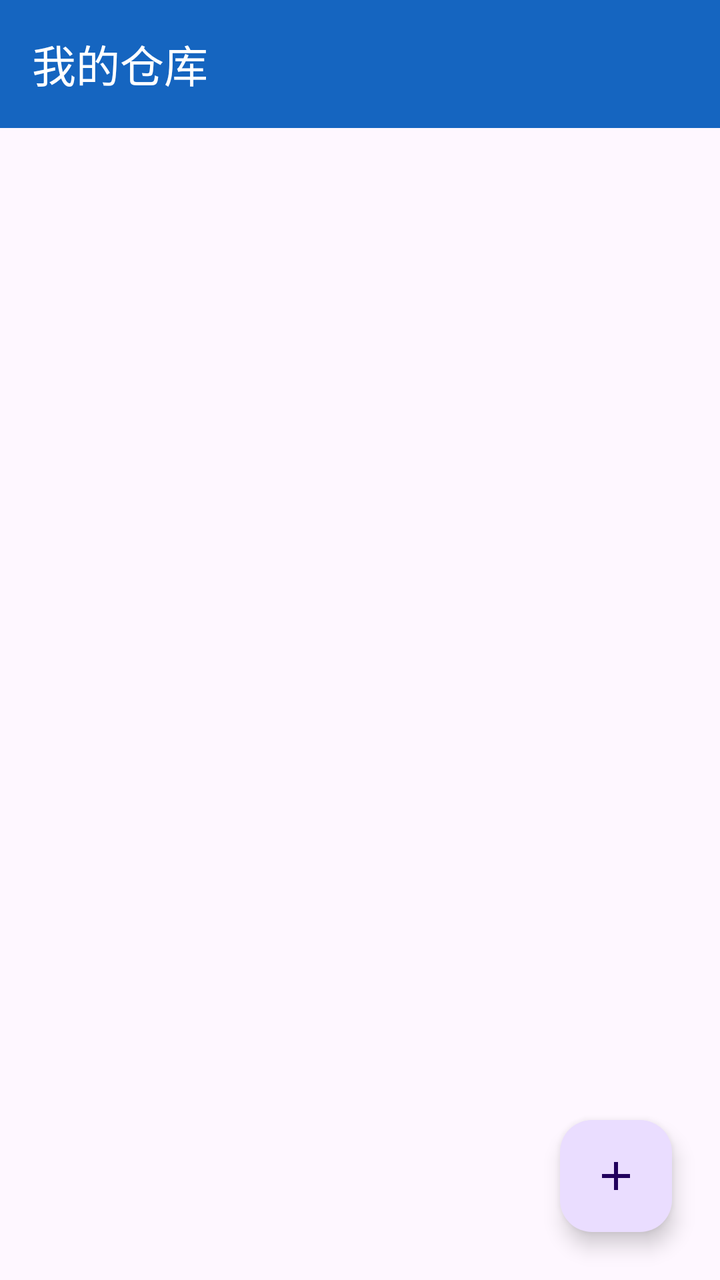
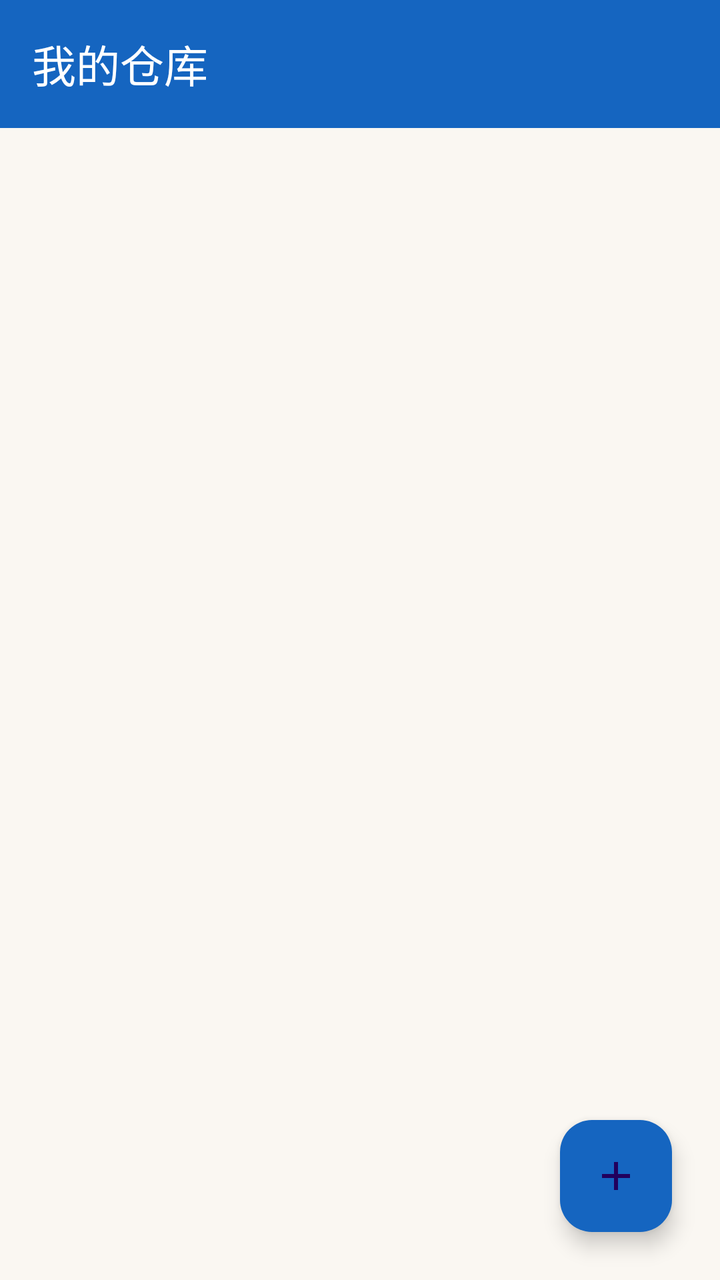

Compare the two renders of this Android layout. The source of the first and the diff that turns it into the second are given below.
<!-- AndroidManifest.xml: application theme Theme.StockManagementSystem -->
<!-- res/layout/fragment_warehouse.xml -->
<?xml version="1.0" encoding="utf-8"?>
<FrameLayout xmlns:android="http://schemas.android.com/apk/res/android"
    xmlns:app="http://schemas.android.com/apk/res-auto"
    android:layout_width="match_parent"
    android:layout_height="match_parent">

    <LinearLayout
        android:layout_width="match_parent"
        android:layout_height="match_parent"
        android:orientation="vertical">

        <com.google.android.material.appbar.MaterialToolbar
            android:id="@+id/toolbar"
            android:layout_width="match_parent"
            android:layout_height="?attr/actionBarSize"
            android:background="@color/primary"
            android:elevation="4dp"
            android:theme="@style/ThemeOverlay.Material3.Dark.ActionBar"
            app:title="@string/nav_warehouse"
            app:titleTextColor="@color/white" />

        <FrameLayout
            android:layout_width="match_parent"
            android:layout_height="0dp"
            android:layout_weight="1">

            <androidx.recyclerview.widget.RecyclerView
                android:id="@+id/recycler"
                android:layout_width="match_parent"
                android:layout_height="match_parent"
                android:clipToPadding="false"
                android:paddingBottom="88dp" />

            <TextView
                android:id="@+id/textEmpty"
                android:layout_width="wrap_content"
                android:layout_height="wrap_content"
                android:layout_gravity="center"
                android:gravity="center"
                android:text="@string/warehouse_empty"
                android:textColor="@color/text_secondary"
                android:textSize="15sp"
                android:visibility="gone" />
        </FrameLayout>
    </LinearLayout>

    <com.google.android.material.floatingactionbutton.FloatingActionButton
        android:id="@+id/fabAdd"
        android:layout_width="wrap_content"
        android:layout_height="wrap_content"
        android:layout_gravity="bottom|end"
        android:layout_margin="24dp"
        android:contentDescription="@string/warehouse_create"
        app:srcCompat="@drawable/ic_add" />
</FrameLayout>
<!-- resources referenced by this layout -->
<resources>
  <color name="primary">#1565C0</color>
  <color name="text_secondary">#757575</color>
  <color name="white">#FFFFFFFF</color>
  <!-- drawable ic_add (drawable) -->
  <?xml version="1.0" encoding="utf-8"?>
  <vector xmlns:android="http://schemas.android.com/apk/res/android"
      android:width="24dp"
      android:height="24dp"
      android:viewportWidth="24"
      android:viewportHeight="24"
      android:tint="@color/white">
      <path
          android:fillColor="@android:color/white"
          android:pathData="M19,13h-6v6h-2v-6H5v-2h6V5h2v6h6v-2z" />
  </vector>
  <string name="nav_warehouse">我的仓库</string>
  <string name="warehouse_create">新建仓库</string>
  <string name="warehouse_empty">暂无仓库\n点击下方按钮创建你的第一个仓库</string>
  <style name="Theme.StockManagementSystem" parent="Base.Theme.StockManagementSystem" />
  <style name="Base.Theme.StockManagementSystem" parent="Theme.Material3.DayNight.NoActionBar">
          <item name="colorPrimary">@color/primary</item>
          <item name="colorPrimaryVariant">@color/primary_dark</item>
          <item name="colorSecondary">@color/accent</item>
      </style>
  <color name="primary_dark">#0D47A1</color>
  <color name="accent">#00897B</color>
</resources>

<!-- the commit's change to res/layout/fragment_warehouse.xml (unified diff, before → after) -->
@@ -51,5 +51,6 @@
         android:layout_gravity="bottom|end"
         android:layout_margin="24dp"
         android:contentDescription="@string/warehouse_create"
+        app:backgroundTint="@color/primary"
         app:srcCompat="@drawable/ic_add" />
 </FrameLayout>
<!-- resource entries referenced after the edit -->
@@ -23,8 +23,10 @@
           <item name="colorPrimary">@color/primary</item>
           <item name="colorPrimaryVariant">@color/primary_dark</item>
           <item name="colorSecondary">@color/accent</item>
+          <item name="android:windowBackground">@color/app_bg</item>
       </style>
   <color name="primary_dark">#0D47A1</color>
   <color name="accent">#00897B</color>
+  <color name="app_bg">#FAF7F2</color>
 </resources>
 
